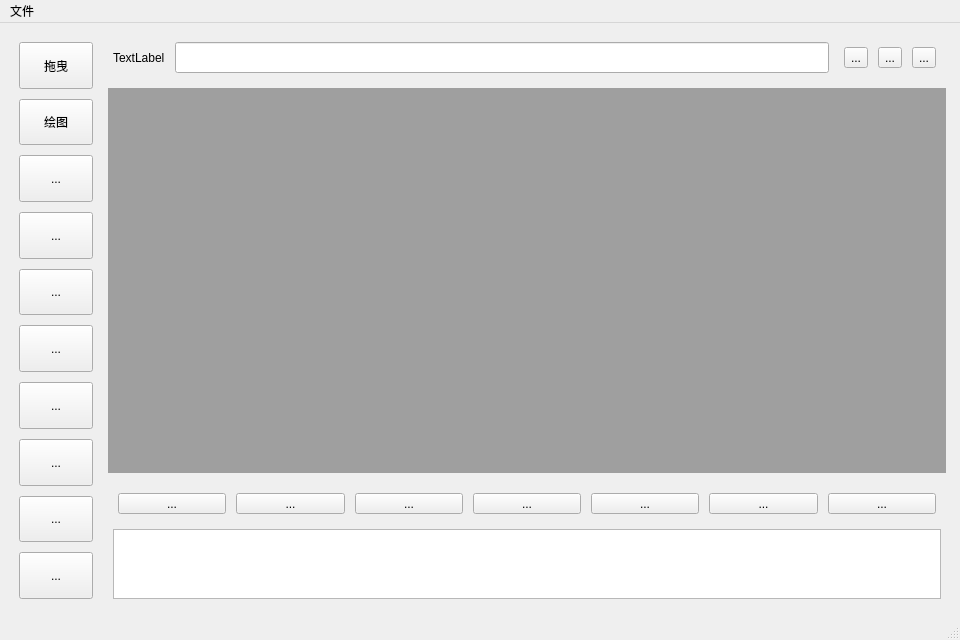
Old version of the form src/mainwindow.ui in the repository xuguodong1999/COCR.
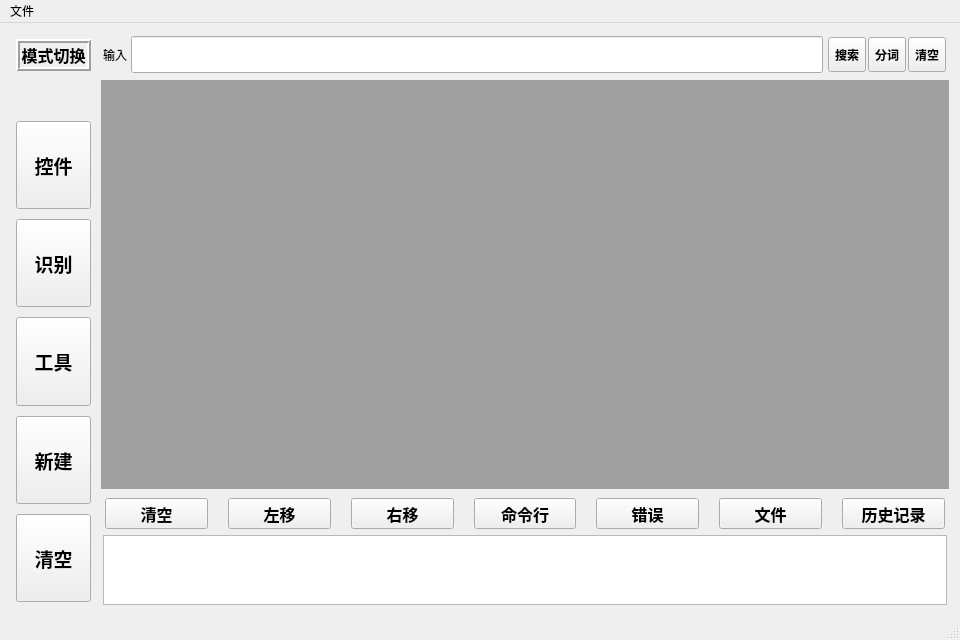
New version of the form.

The edit to the form file:
```diff
--- a/src/mainwindow.ui
+++ b/src/mainwindow.ui
@@ -18,53 +18,69 @@
     <item row="0" column="0">
      <layout class="QGridLayout" name="gridLayout" rowstretch="1,10,2" columnstretch="1,10">
       <property name="leftMargin">
-       <number>5</number>
+                            <number>2</number>
       </property>
       <property name="topMargin">
-       <number>5</number>
+                            <number>2</number>
       </property>
       <property name="rightMargin">
-       <number>5</number>
+                            <number>2</number>
       </property>
       <property name="bottomMargin">
-       <number>5</number>
+                            <number>2</number>
       </property>
       <property name="spacing">
-       <number>10</number>
-      </property>
+                            <number>5</number>
+                        </property>
+                        <item row="1" column="1">
+                            <widget class="QMdiArea" name="mdiArea">
+                                <property name="viewMode">
+                                    <enum>QMdiArea::TabbedView</enum>
+                                </property>
+                                <property name="documentMode">
+                                    <bool>true</bool>
+                                </property>
+                                <property name="tabsClosable">
+                                    <bool>true</bool>
+                                </property>
+                                <property name="tabsMovable">
+                                    <bool>true</bool>
+                                </property>
+                            </widget>
+                        </item>
       <item row="2" column="1">
        <layout class="QVBoxLayout" name="verticalLayout_2" stretch="1,8">
         <property name="spacing">
-         <number>10</number>
+                                    <number>4</number>
         </property>
         <property name="leftMargin">
-         <number>5</number>
+                                    <number>2</number>
         </property>
         <property name="topMargin">
-         <number>5</number>
+                                    <number>2</number>
         </property>
         <property name="rightMargin">
-         <number>5</number>
+                                    <number>2</number>
         </property>
         <property name="bottomMargin">
-         <number>5</number>
+                                    <number>2</number>
         </property>
         <item>
          <layout class="QHBoxLayout" name="horizontalLayout">
           <property name="spacing">
-           <number>10</number>
+                                            <number>20</number>
           </property>
           <property name="leftMargin">
-           <number>5</number>
+                                            <number>2</number>
           </property>
           <property name="topMargin">
-           <number>5</number>
+                                            <number>2</number>
           </property>
           <property name="rightMargin">
-           <number>5</number>
+                                            <number>2</number>
           </property>
           <property name="bottomMargin">
-           <number>5</number>
+                                            <number>2</number>
           </property>
           <item>
            <widget class="QToolButton" name="toolButton_20">
@@ -74,8 +90,17 @@
               <verstretch>0</verstretch>
              </sizepolicy>
             </property>
+                                                <property name="font">
+                                                    <font>
+                                                        <family>Arial</family>
+                                                        <pointsize>12</pointsize>
+                                                        <weight>75</weight>
+                                                        <bold>true</bold>
+                                                        <underline>false</underline>
+                                                    </font>
+                                                </property>
             <property name="text">
-             <string>...</string>
+                                                    <string>清空</string>
             </property>
            </widget>
           </item>
@@ -87,8 +112,17 @@
               <verstretch>0</verstretch>
              </sizepolicy>
             </property>
+                                                <property name="font">
+                                                    <font>
+                                                        <family>Arial</family>
+                                                        <pointsize>12</pointsize>
+                                                        <weight>75</weight>
+                                                        <bold>true</bold>
+                                                        <underline>false</underline>
+                                                    </font>
+                                                </property>
             <property name="text">
-             <string>...</string>
+                                                    <string>左移</string>
             </property>
            </widget>
           </item>
@@ -100,8 +134,17 @@
               <verstretch>0</verstretch>
              </sizepolicy>
             </property>
+                                                <property name="font">
+                                                    <font>
+                                                        <family>Arial</family>
+                                                        <pointsize>12</pointsize>
+                                                        <weight>75</weight>
+                                                        <bold>true</bold>
+                                                        <underline>false</underline>
+                                                    </font>
+                                                </property>
             <property name="text">
-             <string>...</string>
+                                                    <string>右移</string>
             </property>
            </widget>
           </item>
@@ -113,8 +156,17 @@
               <verstretch>0</verstretch>
              </sizepolicy>
             </property>
+                                                <property name="font">
+                                                    <font>
+                                                        <family>Arial</family>
+                                                        <pointsize>12</pointsize>
+                                                        <weight>75</weight>
+                                                        <bold>true</bold>
+                                                        <underline>false</underline>
+                                                    </font>
+                                                </property>
             <property name="text">
-             <string>...</string>
+                                                    <string>命令行</string>
             </property>
            </widget>
           </item>
@@ -126,8 +178,17 @@
               <verstretch>0</verstretch>
              </sizepolicy>
             </property>
+                                                <property name="font">
+                                                    <font>
+                                                        <family>Arial</family>
+                                                        <pointsize>12</pointsize>
+                                                        <weight>75</weight>
+                                                        <bold>true</bold>
+                                                        <underline>false</underline>
+                                                    </font>
+                                                </property>
             <property name="text">
-             <string>...</string>
+                                                    <string>错误</string>
             </property>
            </widget>
           </item>
@@ -139,8 +200,17 @@
               <verstretch>0</verstretch>
              </sizepolicy>
             </property>
+                                                <property name="font">
+                                                    <font>
+                                                        <family>Arial</family>
+                                                        <pointsize>12</pointsize>
+                                                        <weight>75</weight>
+                                                        <bold>true</bold>
+                                                        <underline>false</underline>
+                                                    </font>
+                                                </property>
             <property name="text">
-             <string>...</string>
+                                                    <string>文件</string>
             </property>
            </widget>
           </item>
@@ -152,8 +222,17 @@
               <verstretch>0</verstretch>
              </sizepolicy>
             </property>
+                                                <property name="font">
+                                                    <font>
+                                                        <family>Arial</family>
+                                                        <pointsize>12</pointsize>
+                                                        <weight>75</weight>
+                                                        <bold>true</bold>
+                                                        <underline>false</underline>
+                                                    </font>
+                                                </property>
             <property name="text">
-             <string>...</string>
+                                                    <string>历史记录</string>
             </property>
            </widget>
           </item>
@@ -165,7 +244,7 @@
        </layout>
       </item>
       <item row="0" column="0" rowspan="3">
-       <layout class="QVBoxLayout" name="verticalLayout">
+                            <layout class="QVBoxLayout" name="leftButtonLayout" stretch="1,2,3,3,3,3,3">
         <property name="spacing">
          <number>10</number>
         </property>
@@ -182,81 +261,52 @@
          <number>5</number>
         </property>
         <item>
-         <widget class="QToolButton" name="dragButton">
-          <property name="sizePolicy">
-           <sizepolicy hsizetype="Preferred" vsizetype="Preferred">
-            <horstretch>0</horstretch>
-            <verstretch>0</verstretch>
-           </sizepolicy>
-          </property>
-          <property name="text">
-           <string>拖曳</string>
-          </property>
-         </widget>
-        </item>
-        <item>
-         <widget class="QToolButton" name="drawButton">
-          <property name="sizePolicy">
-           <sizepolicy hsizetype="Preferred" vsizetype="Preferred">
-            <horstretch>0</horstretch>
-            <verstretch>0</verstretch>
-           </sizepolicy>
-          </property>
-          <property name="text">
-           <string>绘图</string>
-          </property>
-         </widget>
-        </item>
-        <item>
-         <widget class="QToolButton" name="toolButton_9">
-          <property name="sizePolicy">
-           <sizepolicy hsizetype="Preferred" vsizetype="Preferred">
-            <horstretch>0</horstretch>
-            <verstretch>0</verstretch>
-           </sizepolicy>
-          </property>
+                                    <widget class="QLabel" name="leftHintLabel">
+                                        <property name="font">
+                                            <font>
+                                                <family>Arial</family>
+                                                <pointsize>12</pointsize>
+                                                <weight>75</weight>
+                                                <bold>true</bold>
+                                            </font>
+                                        </property>
+                                        <property name="frameShape">
+                                            <enum>QFrame::Box</enum>
+                                        </property>
+                                        <property name="frameShadow">
+                                            <enum>QFrame::Raised</enum>
+                                        </property>
+                                        <property name="lineWidth">
+                                            <number>2</number>
+                                        </property>
           <property name="text">
-           <string>...</string>
-          </property>
-         </widget>
-        </item>
-        <item>
-         <widget class="QToolButton" name="toolButton_10">
-          <property name="sizePolicy">
-           <sizepolicy hsizetype="Preferred" vsizetype="Preferred">
-            <horstretch>0</horstretch>
-            <verstretch>0</verstretch>
-           </sizepolicy>
-          </property>
-          <property name="text">
-           <string>...</string>
-          </property>
+                                            <string>模式切换</string>
+                                        </property>
+                                        <property name="alignment">
+                                            <set>Qt::AlignCenter</set>
+                                        </property>
          </widget>
         </item>
         <item>
-         <widget class="QToolButton" name="toolButton_7">
+                                    <widget class="QWidget" name="switchContainer" native="true">
           <property name="sizePolicy">
-           <sizepolicy hsizetype="Preferred" vsizetype="Preferred">
+                                            <sizepolicy hsizetype="Preferred" vsizetype="Fixed">
             <horstretch>0</horstretch>
             <verstretch>0</verstretch>
            </sizepolicy>
           </property>
-          <property name="text">
-           <string>...</string>
-          </property>
-         </widget>
-        </item>
-        <item>
-         <widget class="QToolButton" name="toolButton_6">
-          <property name="sizePolicy">
-           <sizepolicy hsizetype="Preferred" vsizetype="Preferred">
-            <horstretch>0</horstretch>
-            <verstretch>0</verstretch>
-           </sizepolicy>
-          </property>
-          <property name="text">
-           <string>...</string>
-          </property>
+                                        <property name="minimumSize">
+                                            <size>
+                                                <width>0</width>
+                                                <height>30</height>
+                                            </size>
+                                        </property>
+                                        <property name="maximumSize">
+                                            <size>
+                                                <width>16777215</width>
+                                                <height>30</height>
+                                            </size>
+                                        </property>
          </widget>
         </item>
         <item>
@@ -267,21 +317,15 @@
             <verstretch>0</verstretch>
            </sizepolicy>
           </property>
-          <property name="text">
-           <string>...</string>
-          </property>
-         </widget>
-        </item>
-        <item>
-         <widget class="QToolButton" name="toolButton_4">
-          <property name="sizePolicy">
-           <sizepolicy hsizetype="Preferred" vsizetype="Preferred">
-            <horstretch>0</horstretch>
-            <verstretch>0</verstretch>
-           </sizepolicy>
-          </property>
+                                        <property name="font">
+                                            <font>
+                                                <pointsize>14</pointsize>
+                                                <weight>75</weight>
+                                                <bold>true</bold>
+                                            </font>
+                                        </property>
           <property name="text">
-           <string>...</string>
+                                            <string>控件</string>
           </property>
          </widget>
         </item>
@@ -293,8 +337,15 @@
             <verstretch>0</verstretch>
            </sizepolicy>
           </property>
+                                        <property name="font">
+                                            <font>
+                                                <pointsize>14</pointsize>
+                                                <weight>75</weight>
+                                                <bold>true</bold>
+                                            </font>
+                                        </property>
           <property name="text">
-           <string>...</string>
+                                            <string>识别</string>
           </property>
          </widget>
         </item>
@@ -306,8 +357,55 @@
             <verstretch>0</verstretch>
            </sizepolicy>
           </property>
+                                        <property name="font">
+                                            <font>
+                                                <pointsize>14</pointsize>
+                                                <weight>75</weight>
+                                                <bold>true</bold>
+                                            </font>
+                                        </property>
           <property name="text">
-           <string>...</string>
+                                            <string>工具</string>
+                                        </property>
+                                    </widget>
+                                </item>
+                                <item>
+                                    <widget class="QToolButton" name="newSketchButton">
+                                        <property name="sizePolicy">
+                                            <sizepolicy hsizetype="Preferred" vsizetype="Preferred">
+                                                <horstretch>0</horstretch>
+                                                <verstretch>0</verstretch>
+                                            </sizepolicy>
+                                        </property>
+                                        <property name="font">
+                                            <font>
+                                                <pointsize>14</pointsize>
+                                                <weight>75</weight>
+                                                <bold>true</bold>
+                                            </font>
+                                        </property>
+                                        <property name="text">
+                                            <string>新建</string>
+                                        </property>
+                                    </widget>
+                                </item>
+                                <item>
+                                    <widget class="QToolButton" name="clearSceneButton">
+                                        <property name="sizePolicy">
+                                            <sizepolicy hsizetype="Preferred" vsizetype="Preferred">
+                                                <horstretch>0</horstretch>
+                                                <verstretch>0</verstretch>
+                                            </sizepolicy>
+                                        </property>
+                                        <property name="font">
+                                            <font>
+                                                <pointsize>14</pointsize>
+                                                <weight>75</weight>
+                                                <bold>true</bold>
+                                            </font>
+                                        </property>
+                                        <property name="text">
+                                            <string>清空</string>
           </property>
          </widget>
         </item>
@@ -316,24 +414,24 @@
       <item row="0" column="1">
        <layout class="QHBoxLayout" name="horizontalLayout_3">
         <property name="spacing">
-         <number>10</number>
+                                    <number>4</number>
         </property>
         <property name="leftMargin">
-         <number>5</number>
+                                    <number>2</number>
         </property>
         <property name="topMargin">
-         <number>5</number>
+                                    <number>2</number>
         </property>
         <property name="rightMargin">
-         <number>5</number>
+                                    <number>2</number>
         </property>
         <property name="bottomMargin">
-         <number>5</number>
+                                    <number>2</number>
         </property>
         <item>
          <widget class="QLabel" name="label">
           <property name="text">
-           <string>TextLabel</string>
+                                            <string>输入</string>
           </property>
          </widget>
         </item>
@@ -350,19 +448,19 @@
         <item>
          <layout class="QHBoxLayout" name="horizontalLayout_2">
           <property name="spacing">
-           <number>10</number>
+                                            <number>2</number>
           </property>
           <property name="leftMargin">
-           <number>5</number>
+                                            <number>1</number>
           </property>
           <property name="topMargin">
-           <number>5</number>
+                                            <number>1</number>
           </property>
           <property name="rightMargin">
-           <number>5</number>
+                                            <number>1</number>
           </property>
           <property name="bottomMargin">
-           <number>5</number>
+                                            <number>1</number>
           </property>
           <item>
            <widget class="QToolButton" name="toolButton_16">
@@ -372,8 +470,15 @@
               <verstretch>0</verstretch>
              </sizepolicy>
             </property>
+                                                <property name="font">
+                                                    <font>
+                                                        <family>Arial</family>
+                                                        <weight>75</weight>
+                                                        <bold>true</bold>
+                                                    </font>
+                                                </property>
             <property name="text">
-             <string>...</string>
+                                                    <string>搜索</string>
             </property>
            </widget>
           </item>
@@ -385,8 +490,15 @@
               <verstretch>0</verstretch>
              </sizepolicy>
             </property>
+                                                <property name="font">
+                                                    <font>
+                                                        <family>Arial</family>
+                                                        <weight>75</weight>
+                                                        <bold>true</bold>
+                                                    </font>
+                                                </property>
             <property name="text">
-             <string>...</string>
+                                                    <string>分词</string>
             </property>
            </widget>
           </item>
@@ -398,8 +510,15 @@
               <verstretch>0</verstretch>
              </sizepolicy>
             </property>
+                                                <property name="font">
+                                                    <font>
+                                                        <family>Arial</family>
+                                                        <weight>75</weight>
+                                                        <bold>true</bold>
+                                                    </font>
+                                                </property>
             <property name="text">
-             <string>...</string>
+                                                    <string>清空</string>
             </property>
            </widget>
           </item>
```
Left out of the diff: 77 changed lines with no effect on the pictures. Lines whose indentation alone changed are shown as unchanged.
